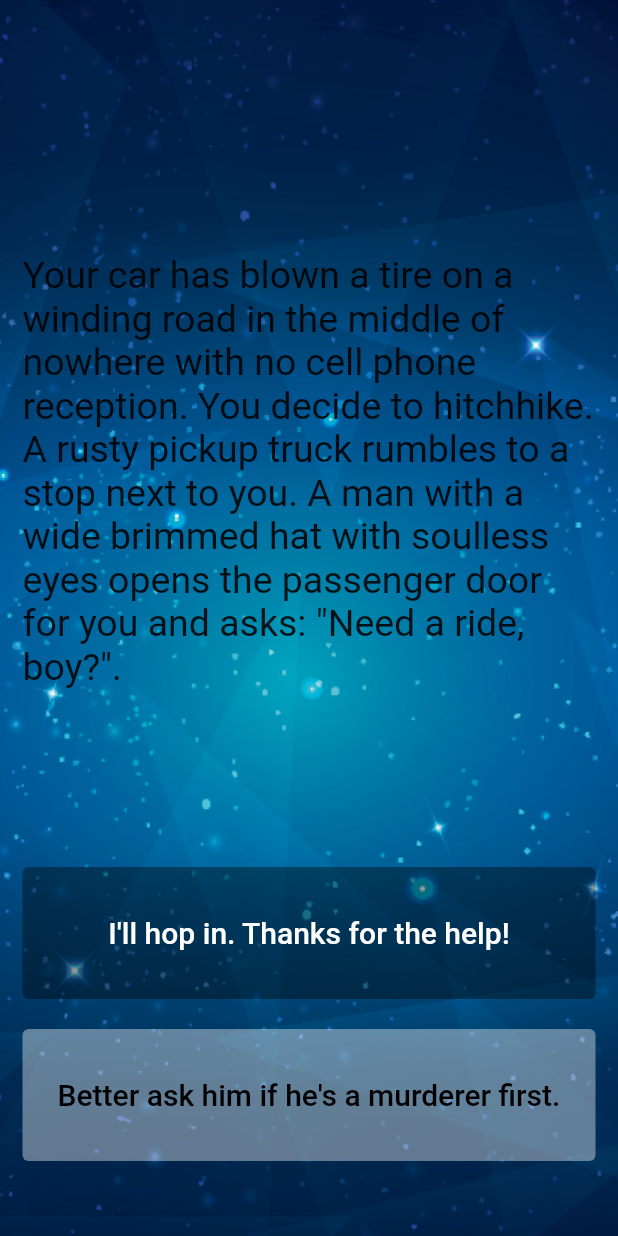
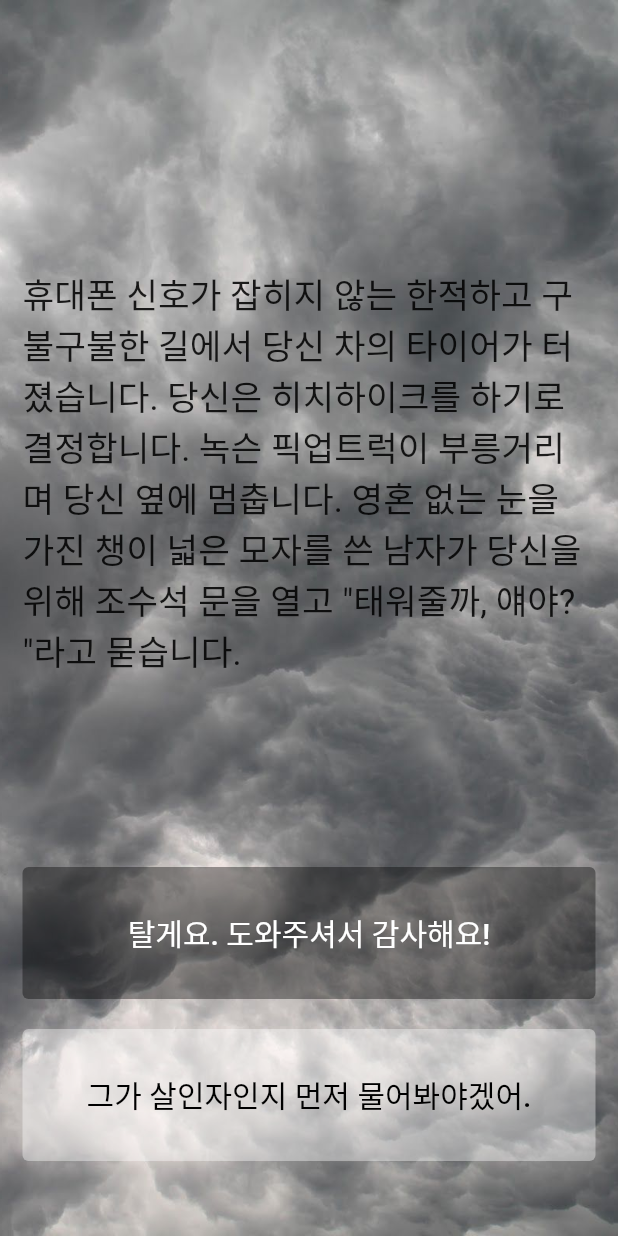
Before and after one commit to Kang-IJ/Flutter, a Flutter app: the screen it shows after launch, on a phone screen of 412 x 824 dp. Run offline on Flutter 3.47's test engine with Material 2 defaults, Android fonts, the phone set to English and light mode, and no system bars; our stand-ins replace animated_text_kit, audioplayers, cloud_firestore, firebase_auth, firebase_core, flutter_spinkit and 3 more; accounts and stored records are empty.

Commit message:
feat: changed background image and translated the story from English to Korean

```diff
--- a/Destini/lib/main.dart
+++ b/Destini/lib/main.dart
@@ -32,7 +32,7 @@ class _StoryPageState extends State<StoryPage> {
         decoration: BoxDecoration(
           image: DecorationImage(
             fit: BoxFit.cover,
-            image: AssetImage('images/background.png'),
+            image: AssetImage('images/cloud.jpg'),
           ),
         ),
         padding: EdgeInsets.symmetric(vertical: 50.0, horizontal: 15.0),
@@ -47,7 +47,7 @@ class _StoryPageState extends State<StoryPage> {
                   child: Text(
                     storyBrain.getStory(storyBrain.storyNumber),
                     style: TextStyle(
-                      fontSize: 25.0,
+                      fontSize: 23.0,
                     ),
                   ),
                 ),
--- a/Destini/lib/story_brain.dart
+++ b/Destini/lib/story_brain.dart
@@ -54,31 +54,30 @@ class StoryBrain {
 List<Story> _storyData = [
   Story(
       storyTitle:
-          'Your car has blown a tire on a winding road in the middle of nowhere with no cell phone reception. You decide to hitchhike. A rusty pickup truck rumbles to a stop next to you. A man with a wide brimmed hat with soulless eyes opens the passenger door for you and asks: "Need a ride, boy?".',
-      choice1: 'I\'ll hop in. Thanks for the help!',
-      choice2: 'Better ask him if he\'s a murderer first.'),
+          '휴대폰 신호가 잡히지 않는 한적하고 구불구불한 길에서 당신 차의 타이어가 터졌습니다. 당신은 히치하이크를 하기로 결정합니다. 녹슨 픽업트럭이 부릉거리며 당신 옆에 멈춥니다. 영혼 없는 눈을 가진 챙이 넓은 모자를 쓴 남자가 당신을 위해 조수석 문을 열고 "태워줄까, 얘야? "라고 묻습니다.',
+      choice1: '탈게요. 도와주셔서 감사해요!',
+      choice2: '그가 살인자인지 먼저 물어봐야겠어.'),
   Story(
-      storyTitle: 'He nods slowly, unphased by the question.',
-      choice1: 'At least he\'s honest. I\'ll climb in.',
-      choice2: 'Wait, I know how to change a tire.'),
+      storyTitle: '질문에 동요하지 않은채 그는 천천히 고개를 끄덕인다.',
+      choice1: '정직하긴 하네. 차에 타야겠어.',
+      choice2: '잠깐, 나 타이어 어떻게 가는지 알잖아.'),
   Story(
       storyTitle:
-          'As you begin to drive, the stranger starts talking about his relationship with his mother. He gets angrier and angrier by the minute. He asks you to open the glovebox. Inside you find a bloody knife, two severed fingers, and a cassette tape of Elton John. He reaches for the glove box.',
-      choice1: 'I love Elton John! Hand him the cassette tape.',
-      choice2: 'It\'s him or me! You take the knife and stab him.'),
+          '그와 같이 차를 타고 가는데, 그가 어머니와의 관계에 대해 이야기하기 시작합니다. 그는 화를 내더니 점점 더 화를 내기 시작합니다. 그리고는 조수석 서랍을 열어달라고 합니다. 서랍 내부에는 피 묻은 칼, 잘린 손가락 두개, 엘튼존의 카세트테이프가 있습니다. 그가 서랍에 손을 뻗습니다.',
+      choice1: '나도 엘튼존 팬인데! 그에게 카세트 테이프를 건네준다.',
+      choice2: '죽기 아니면 살기다! 칼을 가져가서 그를 찌른다.'),
+  Story(
+      storyTitle: '뭐라고요? 교통사고가 성인 사고사의 두번째 주요 원인이라는 것을 알고계셨나요?',
+      choice1: '다시 시작',
+      choice2: ''),
   Story(
       storyTitle:
-          'What? Such a cop out! Did you know traffic accidents are the second leading cause of accidental death for most adult age groups?',
+          '가드레일에 부딪혀 떨어지며 아래의 바위를 향해 돌진하면서 당신은 차를 운전하고 있는 사람을 찌르는 것은 좋은 생각이 아니었다고 생각합니다.',
       choice1: 'Restart',
       choice2: ''),
   Story(
       storyTitle:
-          'As you smash through the guardrail and careen towards the jagged rocks below you reflect on the dubious wisdom of stabbing someone while they are driving a car you are in.',
-      choice1: 'Restart',
-      choice2: ''),
-  Story(
-      storyTitle:
-          'You bond with the murderer while crooning verses of "Can you feel the love tonight". He drops you off at the next town. Before you go he asks you if you know any good places to dump bodies. You reply: "Try the pier".',
+          '당신은 살인자와 유대감을 형성하고 그는 당신을 다음 마을에서 내려줍니다. 당신이 가기 전에 그가 시체를 버릴 좋은 장소를 아느냐고 묻습니다. 당신은 "부두가 어떨까요"라고 대답합니다.',
       choice1: 'Restart',
       choice2: '')
 ];
```
Also changed, not shown: Destini/images/cloud.jpg (added), Destini/pubspec.lock.
